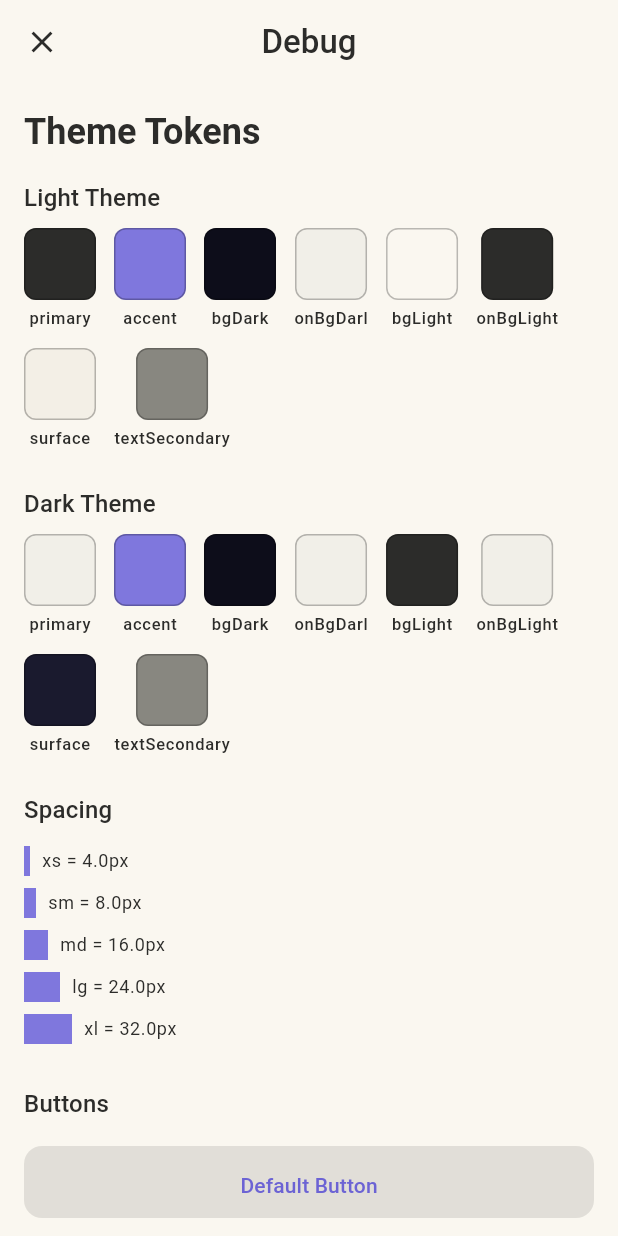
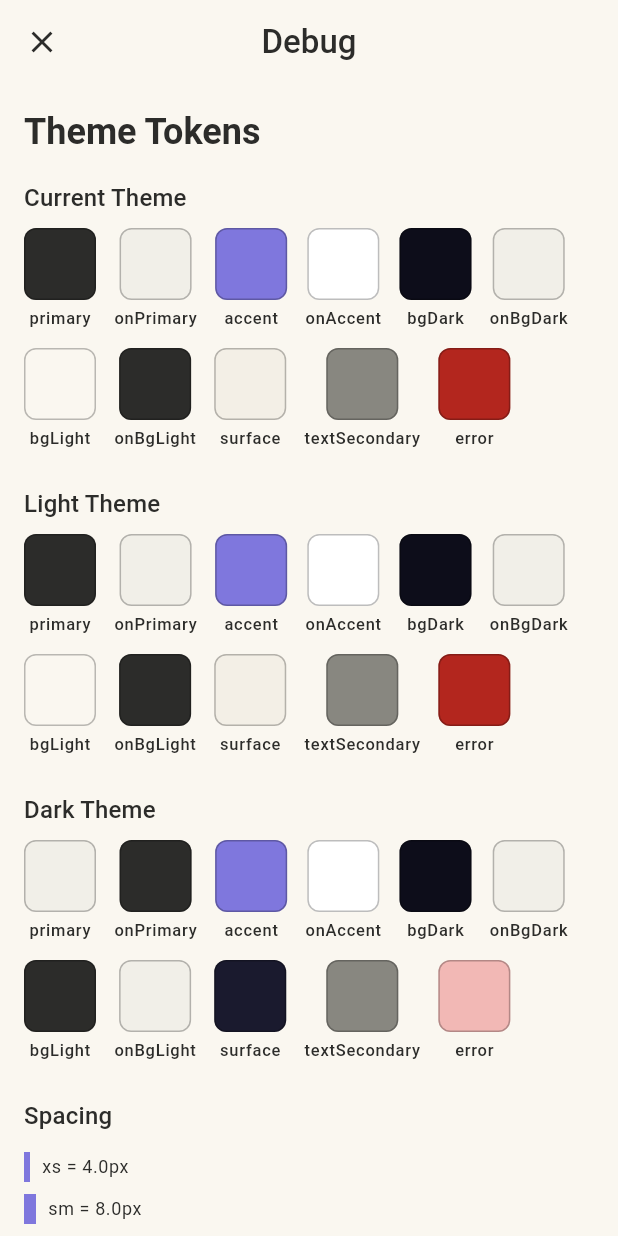
Before and after one commit to Camilu-png/Ocari, a Flutter app: the DebugScreen screen opened directly, on a phone screen of 412 x 824 dp. Run offline on Flutter 3.47's test engine with Material 3 defaults, Android fonts, the phone set to English and light mode, and no system bars; our stand-ins replace flutter_dotenv, flutter_riverpod, flutter_signin_button, go_router, google_sign_in, supabase_flutter; accounts and stored records are empty.

Commit message:
style(ui): improve button design and appearance

```diff
--- a/lib/core/theme/app_theme.dart
+++ b/lib/core/theme/app_theme.dart
@@ -47,7 +47,7 @@ class AppColors extends ThemeExtension<AppColors> {
     primary: Color(0xFF2C2C2A),
     onPrimary: Color(0xFFF1EFE8),
     accent: Color(0xFF7F77DD),
-    onAccent: Color(0xFF6C63D4),
+    onAccent: Color(0xFFFFFFFF),
     bgDark: Color(0xFF0D0D1A),
     onBgDark: Color(0xFFF1EFE8),
     bgLight: Color(0xFFFAF7F0),
--- a/lib/core/theme/debug_screen.dart
+++ b/lib/core/theme/debug_screen.dart
@@ -25,10 +25,14 @@ class DebugScreen extends StatelessWidget {
         child: Column(
           crossAxisAlignment: CrossAxisAlignment.start,
           children: [
-            Text('Theme Tokens',
-                style: Theme.of(context).textTheme.headlineSmall),
+            Text(
+              'Theme Tokens',
+              style: Theme.of(context).textTheme.headlineSmall,
+            ),
             const SizedBox(height: 16),
-            _buildColorSection(context, 'Light Theme', colors),
+            _buildColorSection(context, 'Current Theme', colors),
+            const SizedBox(height: 24),
+            _buildColorSection(context, 'Light Theme', AppColors.light),
             const SizedBox(height: 24),
             _buildColorSection(context, 'Dark Theme', AppColors.dark),
             const SizedBox(height: 24),
@@ -38,7 +42,8 @@ class DebugScreen extends StatelessWidget {
             const SizedBox(height: 24),
             _buildDifficultySection(context, colors),
             const SizedBox(height: 24),
-            _buildTextFieldsSection(context),
+            const _TextFieldsPreview(),
+            const SizedBox(height: 40),
           ],
         ),
       ),
@@ -46,7 +51,10 @@ class DebugScreen extends StatelessWidget {
   }
 
   Widget _buildColorSection(
-      BuildContext context, String title, AppColors colors) {
+    BuildContext context,
+    String title,
+    AppColors colors,
+  ) {
     return Column(
       crossAxisAlignment: CrossAxisAlignment.start,
       children: [
@@ -57,13 +65,16 @@ class DebugScreen extends StatelessWidget {
           runSpacing: 12,
           children: [
             _ColorChip('primary', colors.primary),
+            _ColorChip('onPrimary', colors.onPrimary),
             _ColorChip('accent', colors.accent),
+            _ColorChip('onAccent', colors.onAccent),
             _ColorChip('bgDark', colors.bgDark),
-            _ColorChip('onBgDarl', colors.onBgDark),
+            _ColorChip('onBgDark', colors.onBgDark),
             _ColorChip('bgLight', colors.bgLight),
             _ColorChip('onBgLight', colors.onBgLight),
             _ColorChip('surface', colors.surface),
             _ColorChip('textSecondary', colors.textSecondary),
+            _ColorChip('error', colors.error),
           ],
         ),
       ],
@@ -82,20 +93,25 @@ class DebugScreen extends StatelessWidget {
           ('md', AppSpacing.md),
           ('lg', AppSpacing.lg),
           ('xl', AppSpacing.xl),
-        ].map((e) => Padding(
+        ].map(
+          (e) => Padding(
             padding: const EdgeInsets.symmetric(vertical: 4),
             child: Row(
               children: [
                 Container(
                   width: e.$2,
                   height: 20,
-                      color: Theme.of(context).colorScheme.primary),
+                  color: Theme.of(context).colorScheme.primary,
+                ),
                 const SizedBox(width: 8),
-                  Text('${e.$1} = ${e.$2}px',
-                      style: Theme.of(context).textTheme.bodySmall),
+                Text(
+                  '${e.$1} = ${e.$2}px',
+                  style: Theme.of(context).textTheme.bodySmall,
+                ),
               ],
             ),
-            )),
+          ),
+        ),
       ],
     );
   }
@@ -106,7 +122,10 @@ class DebugScreen extends StatelessWidget {
       children: [
         Text('Buttons', style: Theme.of(context).textTheme.titleMedium),
         const SizedBox(height: 16),
-        const OcariButton(label: 'Default Button'),
+        OcariButton(
+          label: 'Default Button',
+          onPressed: () {},
+        ),
         const SizedBox(height: 12),
         const OcariButton(
           label: 'Loading Button',
@@ -118,9 +137,10 @@ class DebugScreen extends StatelessWidget {
           onPressed: null,
         ),
         const SizedBox(height: 12),
-        const OcariButton(
+        OcariButton(
           label: 'Not Full Width',
           isFullWidth: false,
+          onPressed: () {},
         ),
       ],
     );
@@ -130,26 +150,50 @@ class DebugScreen extends StatelessWidget {
     return Column(
       crossAxisAlignment: CrossAxisAlignment.start,
       children: [
-        Text('Difficulty Colors',
-            style: Theme.of(context).textTheme.titleMedium),
+        Text(
+          'Difficulty Colors',
+          style: Theme.of(context).textTheme.titleMedium,
+        ),
         const SizedBox(height: 8),
         Wrap(
           spacing: 12,
           runSpacing: 12,
           children: [
-            _ColorChip('Easy', colors.diffEasyBg),
-            _ColorChip('Medium', colors.diffMediumBg),
-            _ColorChip('Hard', colors.diffHardBg),
+            _ColorChip('easyBg', colors.diffEasyBg),
+            _ColorChip('easyText', colors.diffEasyText),
+            _ColorChip('mediumBg', colors.diffMediumBg),
+            _ColorChip('mediumText', colors.diffMediumText),
+            _ColorChip('hardBg', colors.diffHardBg),
+            _ColorChip('hardText', colors.diffHardText),
           ],
         ),
       ],
     );
   }
+}
 
-  Widget _buildTextFieldsSection(BuildContext context) {
-    final emailController = TextEditingController();
-    final passwordController = TextEditingController();
+class _TextFieldsPreview extends StatefulWidget {
+  const _TextFieldsPreview();
 
+  @override
+  State<_TextFieldsPreview> createState() => _TextFieldsPreviewState();
+}
+
+class _TextFieldsPreviewState extends State<_TextFieldsPreview> {
+  final _emailController = TextEditingController();
+  final _passwordController = TextEditingController();
+  final _errorController = TextEditingController();
+
+  @override
+  void dispose() {
+    _emailController.dispose();
+    _passwordController.dispose();
+    _errorController.dispose();
+    super.dispose();
+  }
+
+  @override
+  Widget build(BuildContext context) {
     return Column(
       crossAxisAlignment: CrossAxisAlignment.start,
       children: [
@@ -157,25 +201,27 @@ class DebugScreen extends StatelessWidget {
         const SizedBox(height: 16),
         OcariTextField(
           label: 'Email',
-          controller: emailController,
+          controller: _emailController,
           keyboardType: TextInputType.emailAddress,
         ),
         const SizedBox(height: 16),
         OcariTextField(
           label: 'Password',
-          controller: passwordController,
+          controller: _passwordController,
           obscureText: true,
         ),
         const SizedBox(height: 16),
         OcariTextField(
           label: 'With Error',
-          controller: TextEditingController(),
+          controller: _errorController,
           errorText: 'This field is required',
         ),
       ],
     );
   }
 }
+
+// — Color Chip ----------------------------------------------------------------
 
 class _ColorChip extends StatelessWidget {
   final String label;
--- a/lib/core/widgets/ocari_button.dart
+++ b/lib/core/widgets/ocari_button.dart
@@ -17,14 +17,24 @@ class OcariButton extends StatelessWidget {
 
   @override
   Widget build(BuildContext context) {
-    final isDisabled = isLoading || onPressed == null;
+    final colors = context.colors;
+    final isDisabled = !isLoading && onPressed == null;
+    final Color bgColor =
+        isDisabled ? colors.accent.withValues(alpha: 0.38) : colors.accent;
+
+    final Color fgColor =
+        isDisabled ? colors.onAccent.withValues(alpha: 0.6) : colors.onAccent;
 
     return SizedBox(
       width: isFullWidth ? double.infinity : null,
       height: 48,
       child: FilledButton(
-        onPressed: isDisabled ? null : onPressed,
+        onPressed: (isLoading || isDisabled) ? null : onPressed,
         style: FilledButton.styleFrom(
+          backgroundColor: bgColor,
+          foregroundColor: fgColor,
+          disabledBackgroundColor: bgColor,
+          disabledForegroundColor: fgColor,
           shape: const RoundedRectangleBorder(
             borderRadius: AppRadius.borderRadiusLg,
           ),
@@ -39,16 +49,12 @@ class OcariButton extends StatelessWidget {
                 height: 20,
                 child: CircularProgressIndicator(
                   strokeWidth: 2,
-                  valueColor: AlwaysStoppedAnimation<Color>(
-                    Theme.of(context).colorScheme.onPrimary,
-                  ),
+                  valueColor: AlwaysStoppedAnimation<Color>(fgColor),
                 ),
               )
             : Text(
                 label,
-                style: context.textTheme.labelLarge?.copyWith(
-                  color: Theme.of(context).colorScheme.onPrimary,
-                ),
+                style: context.textTheme.labelLarge?.copyWith(color: fgColor),
               ),
       ),
     );
```
Lines whose indentation alone changed are shown as unchanged.
